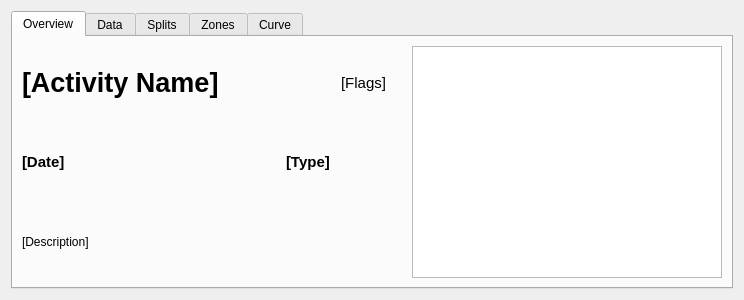
Above: resources/ui/activity_view.ui from TomFryers/activate before the change. Below: the same form after it.
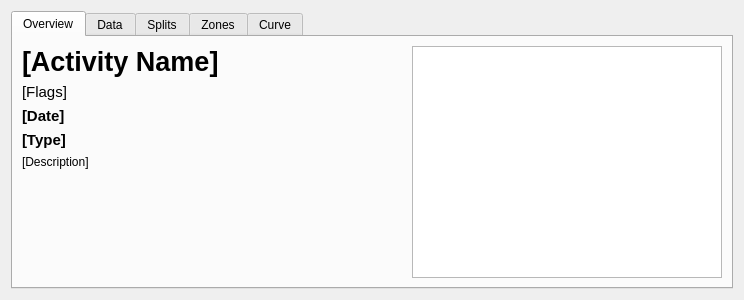
That is the form after the change. Custom widgets are drawn as their Qt base class.

Commit message: Add activity view back as its own window

Diff of the .ui file:
```diff
--- a/resources/ui/activity_view.ui
+++ b/resources/ui/activity_view.ui
@@ -28,9 +28,7 @@
       </attribute>
       <layout class="QHBoxLayout" name="overview_tab_layout">
        <item>
-        <layout class="QVBoxLayout" name="activity_text_area">
-         <item>
-          <layout class="QHBoxLayout" name="activity_name_and_flags">
+        <layout class="QVBoxLayout" name="activity_text_area" stretch="0,0,0,0,1">
            <item>
             <widget class="QLabel" name="activity_name_label">
              <property name="font">
@@ -55,18 +53,8 @@
              <property name="text">
               <string>[Flags]</string>
              </property>
-             <property name="alignment">
-              <set>Qt::AlignRight|Qt::AlignTrailing|Qt::AlignVCenter</set>
-             </property>
-             <property name="indent">
-              <number>20</number>
-             </property>
-            </widget>
-           </item>
-          </layout>
-         </item>
-         <item>
-          <layout class="QHBoxLayout" name="date_activity_type_area">
+          </widget>
+         </item>
            <item>
             <widget class="QLabel" name="date_time_label">
              <property name="font">
@@ -101,13 +89,14 @@
              </property>
             </widget>
            </item>
-          </layout>
-         </item>
          <item>
           <widget class="QLabel" name="description_label">
            <property name="text">
             <string>[Description]</string>
            </property>
+           <property name="alignment">
+            <set>Qt::AlignLeading|Qt::AlignLeft|Qt::AlignTop</set>
+           </property>
            <property name="wordWrap">
             <bool>true</bool>
            </property>
```
Left out of the diff: 4 changed lines with no effect on the pictures. Lines whose indentation alone changed are shown as unchanged. The commit also changes 3 other files.
